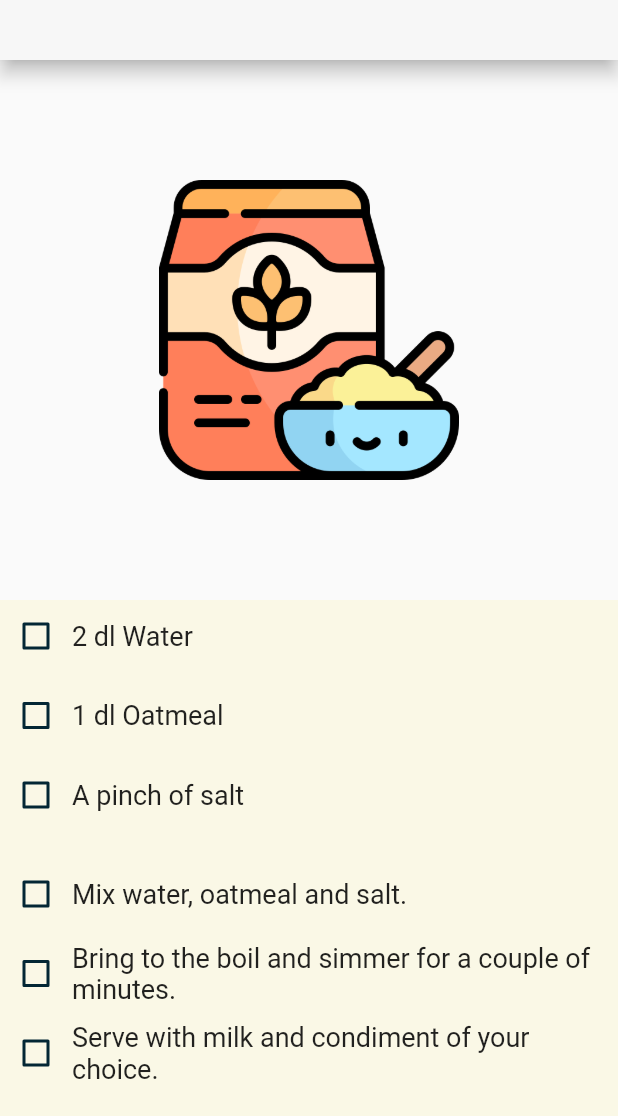
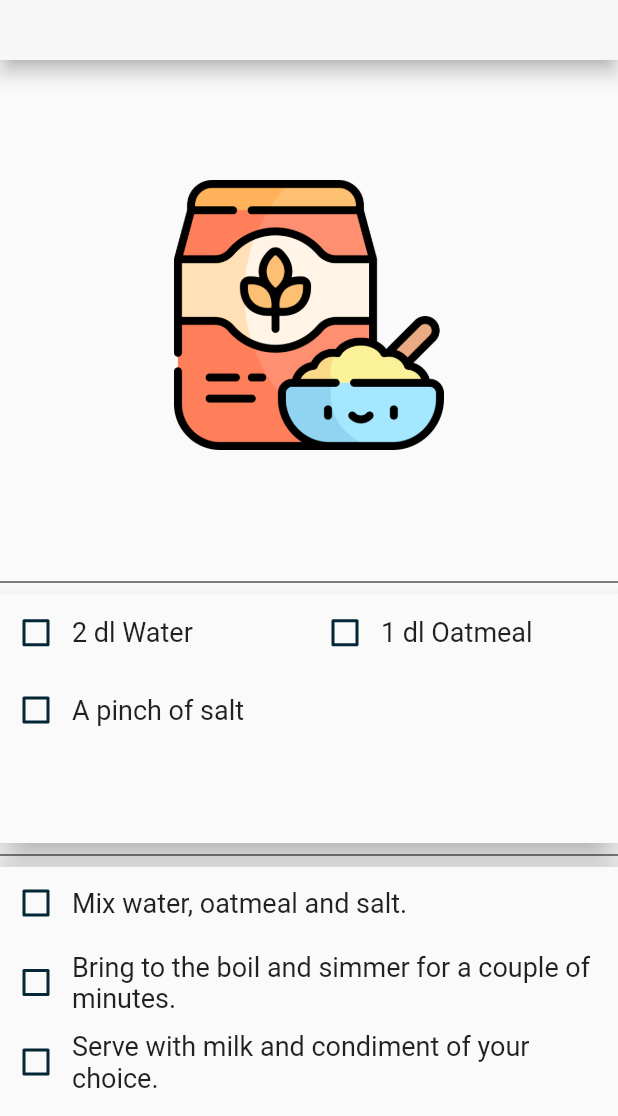
Before and after one commit to ChrysostomouNygren/foodgame, a Flutter app: the Recipes screen opened directly, after a tap on "Oatmeal", on a phone screen of 412 x 824 dp, the part 120-1236 px from its top. Run offline on Flutter 3.47's test engine with Material 2 defaults, Android fonts, the phone set to English and light mode, and no system bars.

Commit message:
displays ingredients in grid instead of list, added visable scrollbars to both recipe pages

```diff
--- a/lib/pages/recipe_page.dart
+++ b/lib/pages/recipe_page.dart
@@ -22,6 +22,8 @@ class RecipePage extends StatefulWidget {
 }
 
 class _RecipePageState extends State<RecipePage> {
+  final ScrollController _ingredientsController = ScrollController();
+  final ScrollController _instructionsController = ScrollController();
   @override
   Widget build(BuildContext context) {
     return Scaffold(
@@ -34,23 +36,36 @@ class _RecipePageState extends State<RecipePage> {
               ),
               Image.asset(
                 widget.img,
-                height: 200,
-                width: 200,
+                height: 180,
+                width: 180,
               ),
               const SizedBox(
                 height: 80,
               ),
+              const Divider(
+                color: Colors.black,
+              ),
               Expanded(
+                  child: Material(
+                elevation: 10,
                 child: Container(
-                color: const Color.fromRGBO(251, 241, 152, 0.2),
-                child: ListView.separated(
-                    itemBuilder: (context, index) {
+                    // color: const Color.fromRGBO(251, 241, 152, 0.2),
+                    child: Scrollbar(
+                  thumbVisibility: true,
+                  controller: _ingredientsController,
+                  thickness: 10,
+                  child: GridView.count(
+                    controller: _ingredientsController,
+                    childAspectRatio: 4,
+                    crossAxisCount: 2,
+                    shrinkWrap: true,
+                    children: List.generate(widget.ingredients.length, (index) {
                       return Row(
                         children: [
                           Theme(
                             data: Theme.of(context).copyWith(
                                 unselectedWidgetColor:
-                                    const Color.fromARGB(255, 3, 39, 52)),
+                                    Color.fromARGB(255, 3, 39, 52)),
                             child: Checkbox(
                               value: widget.ingredients[index]['added'],
                               onChanged: (bool? value) {
@@ -58,29 +73,35 @@ class _RecipePageState extends State<RecipePage> {
                                   widget.ingredients[index]['added'] = value!;
                                 });
                               },
+                              checkColor: Colors.white,
                               activeColor: const Color.fromARGB(255, 3, 39, 52),
-                              checkColor: Colors.white,
                             ),
                           ),
                           Flexible(
                               child: Text(
                             widget.ingredients[index]['ingredient'],
                             style: const TextStyle(fontSize: 18),
-                          )),
+                          ))
                         ],
                       );
-                    },
-                    separatorBuilder: (context, index) {
-                      return const SizedBox(
-                        height: 5,
-                      );
-                    },
-                    itemCount: widget.ingredients.length),
+                    }),
+                  ),
                 )),
+              )),
+              const Divider(
+                color: Colors.black,
+              ),
               Expanded(
+                  child: Material(
+                elevation: 10,
                 child: Container(
-                color: const Color.fromRGBO(251, 241, 152, 0.2),
+                  // color: const Color.fromRGBO(251, 241, 152, 0.2),
+                  child: Scrollbar(
+                    thumbVisibility: true,
+                    controller: _instructionsController,
+                    thickness: 10,
                     child: ListView.separated(
+                        controller: _instructionsController,
                         itemBuilder: ((context, index) {
                           return Row(
                             children: [
@@ -92,10 +113,12 @@ class _RecipePageState extends State<RecipePage> {
                                   value: widget.instructions[index]['done'],
                                   onChanged: (bool? value) {
                                     setState(() {
-                                  widget.instructions[index]['done'] = value!;
+                                      widget.instructions[index]['done'] =
+                                          value!;
                                     });
                                   },
-                              activeColor: const Color.fromARGB(255, 3, 39, 52),
+                                  activeColor:
+                                      const Color.fromARGB(255, 3, 39, 52),
                                   checkColor: Colors.white,
                                 ),
                               ),
@@ -114,7 +137,9 @@ class _RecipePageState extends State<RecipePage> {
                           );
                         },
                         itemCount: widget.instructions.length),
-              ))
+                  ),
+                ),
+              )),
             ],
           ),
         ));
--- a/lib/pages/recipes_page.dart
+++ b/lib/pages/recipes_page.dart
@@ -69,6 +69,10 @@ class _RecipesState extends State<Recipes> {
         ? Column(
             children: [
               Expanded(
+                  child: Scrollbar(
+                thumbVisibility: true,
+                // controller: _recipeController,
+                thickness: 15,
                 child: ListView.separated(
                     padding: const EdgeInsets.all(20.0),
                     itemCount: _recipesPls.length,
@@ -87,8 +91,7 @@ class _RecipesState extends State<Recipes> {
                               name: _recipesPls[index]['name'],
                               img: _recipesPls[index]['img'],
                               ingredients: _recipesPls[index]['ingredients'],
-                                instructions: _recipesPls[index]
-                                    ['instructions'],
+                              instructions: _recipesPls[index]['instructions'],
                             );
                           }));
                         },
@@ -104,8 +107,8 @@ class _RecipesState extends State<Recipes> {
                                   width: 120,
                                   height: 120,
                                   child: Center(
-                                      child: Image.asset(
-                                          _recipesPls[index]['img']),
+                                    child:
+                                        Image.asset(_recipesPls[index]['img']),
                                   ),
                                 ),
                                 const SizedBox(width: 30.0),
@@ -141,7 +144,8 @@ class _RecipesState extends State<Recipes> {
                           ),
                         ),
                       );
-                      })),
+                    }),
+              )),
             ],
           )
         : Container();
```
Lines whose indentation alone changed are shown as unchanged.
